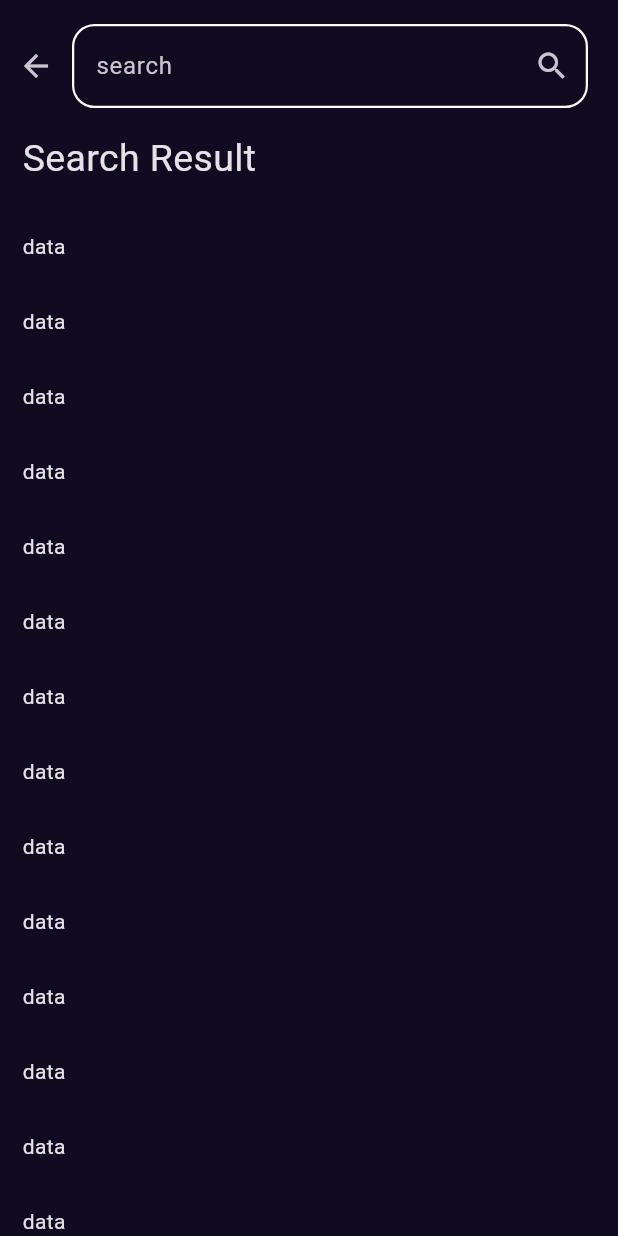
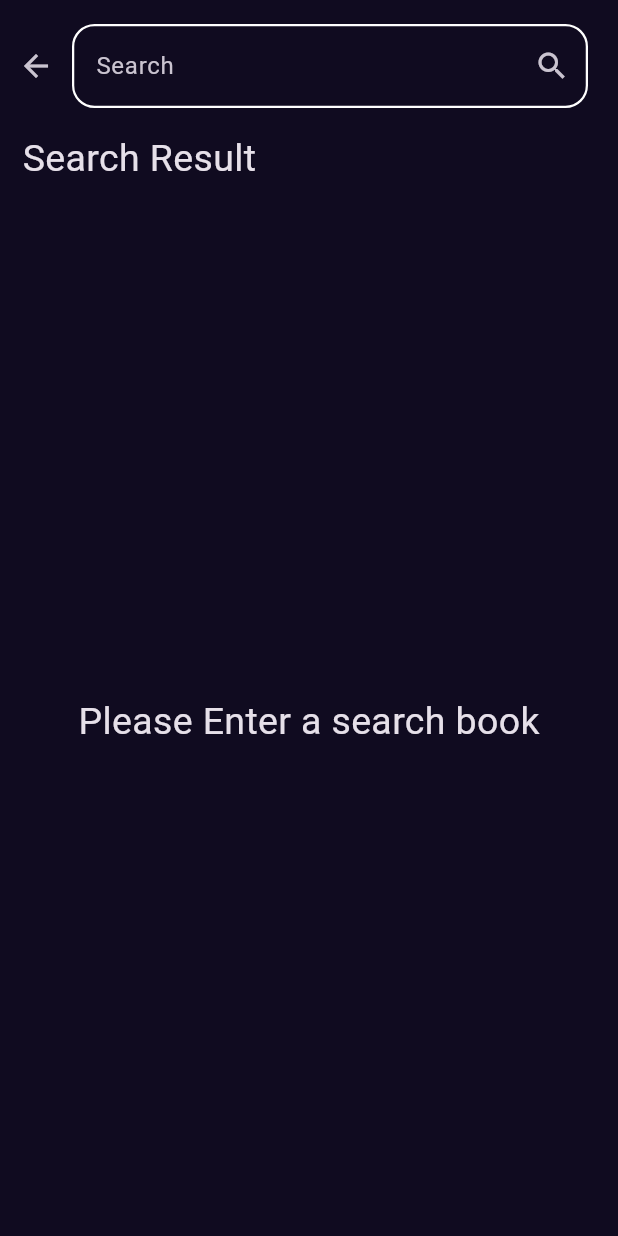
Before and after one commit to Ahmed-nafe/Book_Store, a Flutter app: the SearchView screen opened by its route, on a phone screen of 412 x 824 dp. Run offline on Flutter 3.47's test engine with Material 3 defaults, Android fonts, the phone set to English and light mode, and no system bars; our stand-ins replace bloc, cached_network_image, dartz, dio, flutter_bloc, flutter_svg and 6 more; network calls fail.

Commit message:
Finish Search Screen

```diff
--- a/lib/core/utils/app_router.dart
+++ b/lib/core/utils/app_router.dart
@@ -2,6 +2,8 @@ import 'package:book/core/utils/services_locator.dart';
 import 'package:book/feature/presetation/screens/home_screen/data/model/BooksModel.dart';
 import 'package:book/feature/presetation/screens/home_screen/data/repos/home_repo_impl.dart';
 import 'package:book/feature/presetation/screens/home_screen/manger/similar_books_cubit/similar_books_cubit.dart';
+import 'package:book/feature/presetation/screens/search_screen/data/repos/search_repo_impl.dart';
+import 'package:book/feature/presetation/screens/search_screen/manger/search_book_cubit.dart';
 import 'package:book/feature/presetation/screens/search_screen/search_view.dart';
 import 'package:book/feature/presetation/splash/splash_screen.dart';
 import 'package:flutter_bloc/flutter_bloc.dart';
@@ -25,17 +27,20 @@ abstract class AppRouter {
       ),
       GoRoute(
         path: searchView,
-        builder: (context, state) => const SearchView(),
+        builder: (context, state) => BlocProvider(
+            create: (context) => SearchBookCubit(getIt<SearchRepoImpl>()),
+            child: const SearchView()),
       ),
       GoRoute(
         path: detailsView,
-        builder: (context, state) =>
-            BlocProvider(
-              create: (context) =>
-                  SimilarBooksCubit(
-                    getIt<HomeRepoImpl>(),
-                  ),
-              child: BookDetailsView(booksModel:state.extra as BooksModel,),),
+        builder: (context, state) => BlocProvider(
+          create: (context) => SimilarBooksCubit(
+            getIt<HomeRepoImpl>(),
+          ),
+          child: BookDetailsView(
+            booksModel: state.extra as BooksModel,
+          ),
+        ),
       ),
     ],
   );
--- a/lib/core/utils/services_locator.dart
+++ b/lib/core/utils/services_locator.dart
@@ -1,5 +1,6 @@
 import 'package:book/core/utils/api_manger.dart';
 import 'package:book/feature/presetation/screens/home_screen/data/repos/home_repo_impl.dart';
+import 'package:book/feature/presetation/screens/search_screen/data/repos/search_repo_impl.dart';
 import 'package:dio/dio.dart';
 import 'package:get_it/get_it.dart';
 
@@ -12,4 +13,9 @@ void setup() {
       getIt.get<ApiManger>(),
     ),
   );
+  getIt.registerSingleton<SearchRepoImpl>(
+    SearchRepoImpl(
+      getIt.get<ApiManger>(),
+    ),
+  );
 }
--- a/lib/feature/presetation/screens/home_screen/views/build_newest_list_Items.dart
+++ b/lib/feature/presetation/screens/home_screen/views/build_newest_list_Items.dart
@@ -35,8 +35,7 @@ class NewestListItemsBody extends StatelessWidget {
               padding: const EdgeInsets.symmetric(vertical: 10.0),
               child: CachedNetworkImage(
                 imageUrl:
-                    (bookModel.items?[0].volumeInfo?.imageLinks!.thumbnail ??
-                        ""),
+                    bookModel.items?[0].volumeInfo?.imageLinks!.thumbnail ?? "",
                 errorWidget: (context, url, error) => const Center(
                   child: CircularProgressIndicator(),
                 ),
--- /dev/null
+++ b/lib/feature/presetation/screens/search_screen/data/repos/search_repo.dart
@@ -0,0 +1,9 @@
+import 'package:dartz/dartz.dart';
+
+import '../../../../../../core/utils/errors.dart';
+import '../../../home_screen/data/model/BooksModel.dart';
+
+abstract class SearchRepo {
+
+  Future<Either<Failure, List<BooksModel>>> searchBooks(String query);
+}
--- /dev/null
+++ b/lib/feature/presetation/screens/search_screen/manger/search_book_cubit.dart
@@ -0,0 +1,22 @@
+import 'package:bloc/bloc.dart';
+import 'package:book/feature/presetation/screens/home_screen/data/model/BooksModel.dart';
+import 'package:book/feature/presetation/screens/search_screen/data/repos/search_repo.dart';
+import 'package:meta/meta.dart';
+
+part 'search_book_state.dart';
+
+class SearchBookCubit extends Cubit<SearchBookState> {
+  SearchBookCubit(this.searchRepo) : super(SearchBookInitial());
+  SearchRepo searchRepo;
+
+  Future<void> fetchSearchResults(String query) async {
+    emit(SearchBookLoading());
+    final books = await searchRepo.searchBooks(query);
+    books.fold(
+      (error) => emit(SearchBookError(
+        errorMessage: error.toString(),
+      )),
+      (book) => emit(SearchBookSuccess(books: book)),
+    );
+  }
+}
--- /dev/null
+++ b/lib/feature/presetation/screens/search_screen/manger/search_book_state.dart
@@ -0,0 +1,18 @@
+part of 'search_book_cubit.dart';
+
+@immutable
+sealed class SearchBookState {}
+
+final class SearchBookInitial extends SearchBookState {}
+
+final class SearchBookError extends SearchBookState {
+  String errorMessage;
+  SearchBookError({required this.errorMessage});
+}
+
+final class SearchBookLoading extends SearchBookState {}
+
+final class SearchBookSuccess extends SearchBookState {
+  List<BooksModel> books;
+   SearchBookSuccess({required this.books});
+}
--- a/lib/feature/presetation/screens/search_screen/views/custom_text_filed.dart
+++ b/lib/feature/presetation/screens/search_screen/views/custom_text_filed.dart
@@ -1,23 +1,33 @@
 import 'package:flutter/material.dart';
 
 class CustomTextField extends StatelessWidget {
+  final TextEditingController? controller;
+  final Function(String)? onSearch;
+
   const CustomTextField({
-    super.key,
-  });
+    Key? key,
+    this.controller,
+    this.onSearch,
+  }) : super(key: key);
 
   @override
   Widget build(BuildContext context) {
     return Padding(
       padding: const EdgeInsets.symmetric(vertical: 16),
       child: TextField(
+        controller: controller,
         keyboardType: TextInputType.text,
-        onTap: () {},
+        onSubmitted: onSearch,
         decoration: InputDecoration(
           enabledBorder: buildOutlineInputBorder(),
           focusedBorder: buildOutlineInputBorder(),
-          label: const Text("search"),
+          labelText: "Search",
           suffixIcon: IconButton(
-            onPressed: () {},
+            onPressed: () {
+              if (onSearch != null && controller != null) {
+                onSearch!(controller!.text);
+              }
+            },
             icon: const Icon(Icons.search),
           ),
         ),
--- a/lib/feature/presetation/screens/search_screen/views/search_result_list.dart
+++ b/lib/feature/presetation/screens/search_screen/views/search_result_list.dart
@@ -1,7 +1,12 @@
+import 'package:book/core/utils/styles.dart';
+import 'package:book/feature/presetation/screens/home_screen/data/model/BooksModel.dart';
+import 'package:book/feature/presetation/screens/search_screen/manger/search_book_cubit.dart';
+import 'package:cached_network_image/cached_network_image.dart';
+import 'package:flutter/material.dart';
+import 'package:flutter_bloc/flutter_bloc.dart';
+import 'package:shimmer/shimmer.dart';
 
-import 'package:flutter/material.dart';
-
-import '../../home_screen/views/build_newest_list_Items.dart';
+import 'custom_search_book.dart';
 
 class SearchResultList extends StatelessWidget {
   const SearchResultList({
@@ -11,13 +16,27 @@ class SearchResultList extends StatelessWidget {
   @override
   Widget build(BuildContext context) {
     return Expanded(
-      child: ListView.builder(
-          itemCount: 15,
-          itemBuilder: (context, index) {
-            return Padding(
-                padding: EdgeInsets.all(15),
-                child: Text("data"));
-          }),
+      child: BlocBuilder<SearchBookCubit, SearchBookState>(
+        builder: (context, state) {
+          if (state is SearchBookSuccess) {
+            return ListView.builder(
+                itemCount: state.books.length,
+                itemBuilder: (context, index) {
+                  final book = state.books[index];
+                  return BuildCustomBookSearch(book: book);
+                });
+          } else if (state is SearchBookLoading) {
+            return const Center(child: CircularProgressIndicator());
+          } else if (state is SearchBookError) {
+            return Text("Error loading data${state.errorMessage}");
+          }
+          return const Center(
+              child: Text(
+            "Please Enter a search book",
+            style: AppStyles.textStyle20,
+          ));
+        },
+      ),
     );
   }
 }
--- a/lib/feature/presetation/screens/search_screen/views/search_view_body.dart
+++ b/lib/feature/presetation/screens/search_screen/views/search_view_body.dart
@@ -1,11 +1,17 @@
 import 'package:book/core/utils/styles.dart';
+import 'package:book/feature/presetation/screens/search_screen/manger/search_book_cubit.dart';
 import 'package:book/feature/presetation/screens/search_screen/views/search_result_list.dart';
 import 'package:flutter/material.dart';
+import 'package:flutter_bloc/flutter_bloc.dart';
 import 'package:go_router/go_router.dart';
 import 'custom_text_filed.dart';
 
 class SearchViewBody extends StatelessWidget {
   const SearchViewBody({super.key});
+
+  void searchBooks(BuildContext context, String query) {
+    context.read<SearchBookCubit>().fetchSearchResults(query);
+  }
 
   @override
   Widget build(BuildContext context) {
@@ -20,10 +26,14 @@ class SearchViewBody extends StatelessWidget {
               },
               icon: const Icon(Icons.arrow_back),
             ),
-            const Expanded(
+            Expanded(
               child: Padding(
-                padding: EdgeInsets.only(right: 20.0),
-                child: CustomTextField(),
+                padding: const EdgeInsets.only(right: 20.0),
+                child: CustomTextField(
+                  onSearch: (query) {
+                    return searchBooks(context, query);
+                  },
+                ),
               ),
             ),
           ],
--- a/lib/home.dart
+++ b/lib/home.dart
@@ -2,6 +2,8 @@ import 'package:book/core/utils/appcolors.dart';
 import 'package:book/core/utils/services_locator.dart';
 import 'package:book/feature/presetation/screens/home_screen/data/repos/home_repo_impl.dart';
 import 'package:book/feature/presetation/screens/home_screen/manger/featured_books_cubit/featured_books_cubit.dart';
+import 'package:book/feature/presetation/screens/search_screen/data/repos/search_repo_impl.dart';
+import 'package:book/feature/presetation/screens/search_screen/manger/search_book_cubit.dart';
 import 'package:flutter/material.dart';
 import 'package:flutter_bloc/flutter_bloc.dart';
 import 'core/utils/app_router.dart';
```
Also changed, not shown: lib/feature/presetation/screens/home_screen/manger/similar_books_cubit/similar_books_cubit.dart (+11 -6 lines), lib/feature/presetation/screens/search_screen/data/repos/search_repo_impl.dart (added, +44 -0 lines), lib/feature/presetation/screens/search_screen/views/custom_search_book.dart (added, +68 -0 lines).
